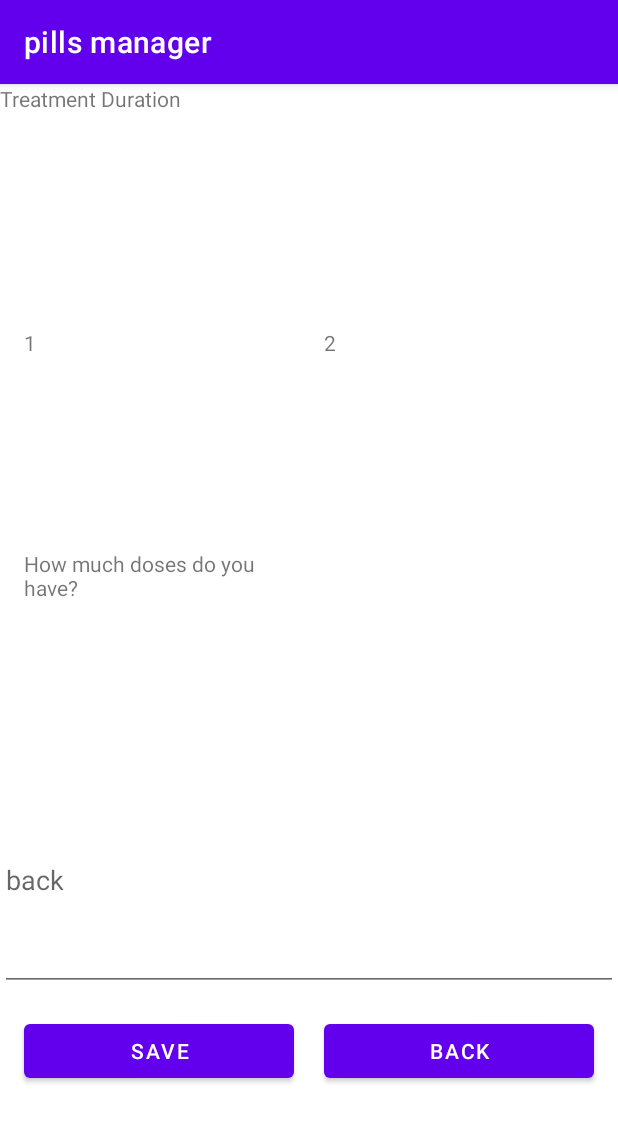
After one commit to AbdallaBadreldin/medicaAPP, an Android app: the fragment AddMedFragmentThree placed in its activity, on a phone screen of 412 x 824 dp. The commit adds this screen. Shown: the top 1122 px of the screen. Run offline under Robolectric (Android 15) with nearby library versions, the phone set to English and light mode, and no system bars.

Commit message:
add med screen and edit med screen

```diff
--- /dev/null
+++ b/app/src/main/java/eg/iti/pillsmanager/addDrug/view/AddMedFragmentThree.java
@@ -0,0 +1,65 @@
+package eg.iti.pillsmanager.addDrug.view;
+
+import android.os.Bundle;
+
+import androidx.fragment.app.DialogFragment;
+import androidx.fragment.app.Fragment;
+
+import android.view.LayoutInflater;
+import android.view.View;
+import android.view.ViewGroup;
+import android.widget.Button;
+import android.widget.TextView;
+
+import eg.iti.pillsmanager.R;
+
+
+public class AddMedFragmentThree extends Fragment {
+    TextView start_date,end_date;
+    Button save_btn,back_btn;
+    @Override
+    public void onCreate(Bundle savedInstanceState) {
+        super.onCreate(savedInstanceState);
+
+    }
+
+    @Override
+    public View onCreateView(LayoutInflater inflater, ViewGroup container,
+                             Bundle savedInstanceState) {
+        // Inflate the layout for this fragment
+        View view =inflater.inflate(R.layout.fragment_add_med_three, container, false);
+        start_date=view.findViewById(R.id.start_date);
+        start_date.setOnClickListener(new View.OnClickListener() {
+            @Override
+            public void onClick(View view) {
+                showDatePickerDialog(view);
+            }
+        });
+        end_date=view.findViewById(R.id.end_date);
+        end_date.setOnClickListener(new View.OnClickListener() {
+            @Override
+            public void onClick(View view) {
+                showDatePickerDialog(view);
+            }
+        });
+        save_btn=view.findViewById(R.id.btn_save_add_three);
+        save_btn.setOnClickListener(new View.OnClickListener() {
+            @Override
+            public void onClick(View view) {
+
+            }
+        });
+        back_btn=view.findViewById(R.id.btn_back_add_two);
+        back_btn.setOnClickListener(new View.OnClickListener() {
+            @Override
+            public void onClick(View view) {
+                AddMedActivity.showFragmentSecond();
+            }
+        });
+        return view;
+    }
+    public void showDatePickerDialog(View v) {
+        DialogFragment newFragment = new DatePickerFragment();
+        newFragment.show(getActivity().getSupportFragmentManager(), "datePicker");
+    }
+}
--- /dev/null
+++ b/app/src/main/res/layout/fragment_add_med_three.xml
@@ -0,0 +1,106 @@
+<?xml version="1.0" encoding="utf-8"?>
+<LinearLayout xmlns:android="http://schemas.android.com/apk/res/android"
+    xmlns:app="http://schemas.android.com/apk/res-auto"
+    xmlns:tools="http://schemas.android.com/tools"
+    android:layout_width="match_parent"
+    android:layout_height="match_parent"
+    android:weightSum="5"
+    android:orientation="vertical"
+    tools:context=".addDrug.view.AddMedFragmentThree">
+    <TextView
+        android:layout_width="match_parent"
+        android:layout_height="0dp"
+        android:id="@+id/treatment_duration"
+        android:layout_gravity="center"
+        android:text="Treatment Duration"
+        android:layout_marginBottom="16dp"
+        android:layout_weight="1"
+        />
+    <LinearLayout
+        android:layout_width="match_parent"
+        android:layout_height="0dp"
+        android:orientation="horizontal"
+        android:layout_weight="1">
+
+        <TextView
+            android:id="@+id/start_date"
+            android:layout_width="0dp"
+            android:layout_height="wrap_content"
+            android:layout_marginLeft="16dp"
+            android:layout_marginRight="20dp"
+            android:layout_weight="1"
+            android:minHeight="48dp"
+            android:onClick="showDatePickerDialog"
+            android:text="@string/start_date" />
+
+        <TextView
+            android:id="@+id/end_date"
+            android:layout_width="0dp"
+            android:layout_height="wrap_content"
+            android:layout_marginRight="16dp"
+            android:layout_weight="1"
+            android:minHeight="48dp"
+            android:onClick="showDatePickerDialog"
+            android:text="@string/end_date" />
+
+
+    </LinearLayout>
+    <LinearLayout
+        android:layout_width="match_parent"
+        android:layout_height="0dp"
+        android:orientation="horizontal"
+        android:layout_weight="1">
+        <TextView
+            android:layout_width="0dp"
+            android:layout_height="wrap_content"
+            android:layout_weight="1"
+            android:id="@+id/Quantity_of_med"
+            android:layout_marginRight="20dp"
+            android:layout_marginLeft="16dp"
+            android:text="How much doses do you have?"/>
+        <TextView
+            android:layout_width="0dp"
+            android:layout_height="wrap_content"
+            android:layout_weight="1"
+            android:id="@+id/Quantity_of_med_value"
+            android:layout_marginRight="16dp"
+            />
+
+    </LinearLayout>
+
+    <androidx.appcompat.widget.AppCompatEditText
+        android:layout_width="match_parent"
+        android:layout_height="0dp"
+        android:layout_marginBottom="16dp"
+        android:layout_weight="1"
+        android:hint="@string/back" />
+
+    <LinearLayout
+        android:layout_width="match_parent"
+        android:layout_height="0dp"
+        android:orientation="horizontal"
+        android:layout_weight="1">
+        <Button
+            android:layout_width="0dp"
+            android:layout_height="wrap_content"
+            android:layout_weight="1"
+            android:id="@+id/btn_save_add_three"
+            android:layout_marginLeft="16dp"
+            android:text="@string/save"/>
+        <Button
+            android:layout_width="0dp"
+            android:layout_height="wrap_content"
+            android:layout_weight="1"
+            android:layout_marginLeft="20dp"
+            android:layout_marginRight="16dp"
+            android:id="@+id/btn_back_add_two"
+            android:text="@string/back"
+            />
+
+
+    </LinearLayout>
+
+
+
+
+</LinearLayout>
--- a/app/src/main/res/values/strings.xml
+++ b/app/src/main/res/values/strings.xml
@@ -31,4 +31,6 @@
     <string name="treatment_duration">Treatment_duration</string>
     <string name="save">save</string>
     <string name="back">back</string>
+    <string name="start_date">1</string>
+    <string name="end_date">2</string>
 </resources>
```
Also changed, not shown: app/src/main/java/eg/iti/pillsmanager/EditDrug/EditMedFragmentThree.java (added, +68 -0 lines), app/src/main/java/eg/iti/pillsmanager/addDrug/view/DatePickerFragment.java (added, +30 -0 lines), app/src/main/res/layout/fragment_edit_med_three.xml (added, +100 -0 lines).
